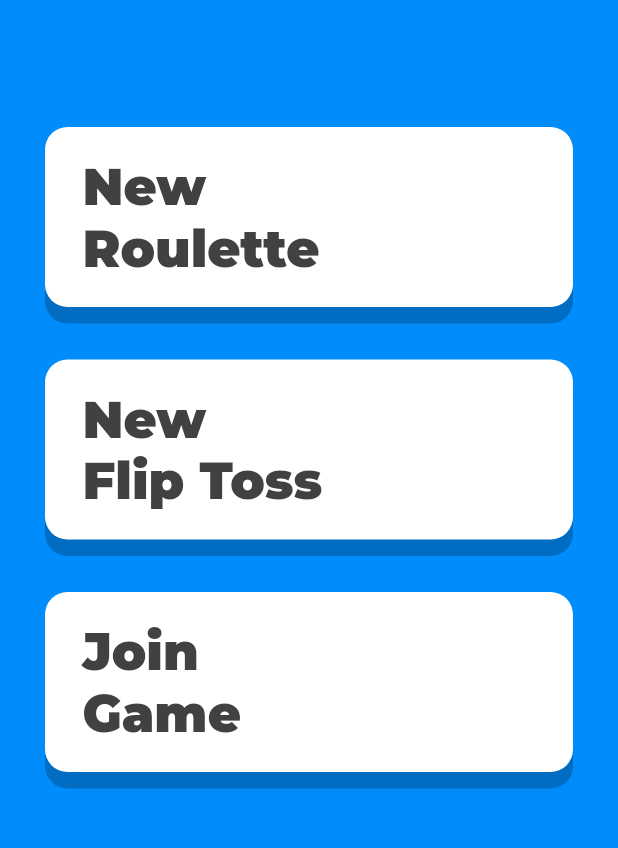
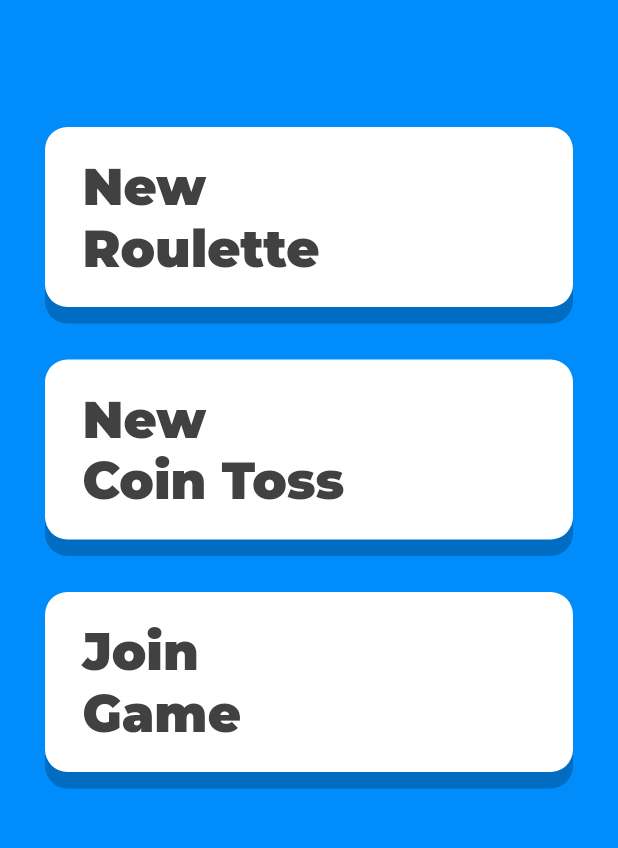
Before and after one commit to Pixele9/FlipIt, a Flutter app: the screen it shows after launch, on a phone screen of 412 x 824 dp, the part 206-1054 px from its top. Run offline on Flutter 3.47's test engine with Material 2 defaults, Android fonts, the phone set to English and light mode, and no system bars; our stand-ins replace google_fonts.

```diff
--- a/lib/main.dart
+++ b/lib/main.dart
@@ -1,5 +1,5 @@
 import 'package:flutter/material.dart';
-// import 'screens/login.dart';
+import 'screens/login.dart';
 
 import 'screens/menu.dart';
 
--- a/lib/screens/menu.dart
+++ b/lib/screens/menu.dart
@@ -41,7 +41,7 @@ class Menu extends StatelessWidget {
                                 mainAxisSize: MainAxisSize.min,
                                 children: <Widget>[
                                   _menuButton("New\nRoulette", context),
-                                  _menuButton("New\nFlip Toss", context),
+                                  _menuButton("New\nCoin Toss", context),
                                   _menuButton("Join\nGame", context)
                                 ],
                                 ),
--- a/lib/screens/register.dart
+++ b/lib/screens/register.dart
@@ -143,6 +143,7 @@ class FormInput extends StatelessWidget {
   final bool isPassword;
 
   const FormInput(this.placeholderName, this.isPassword);
+
   @override
   Widget build(BuildContext context) {
     return Container(
```
Also changed, not shown: github_images/flipit.png (added), github_images/flipitLogin.jpg (added), github_images/flipitMenu.jpg (added), 1 other file.
